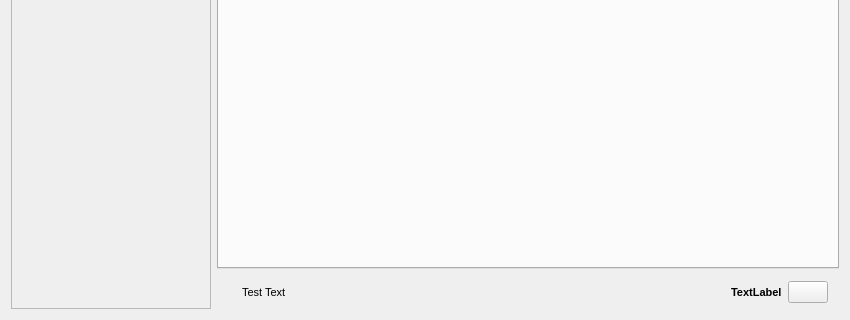
Old version of the form nitrokeyapp/ui/mainwindow.ui in the repository Nitrokey/nitrokey-app2; both pictures show x 0 to 850 and y 230 to 550 of the 850 by 550 pixel window.
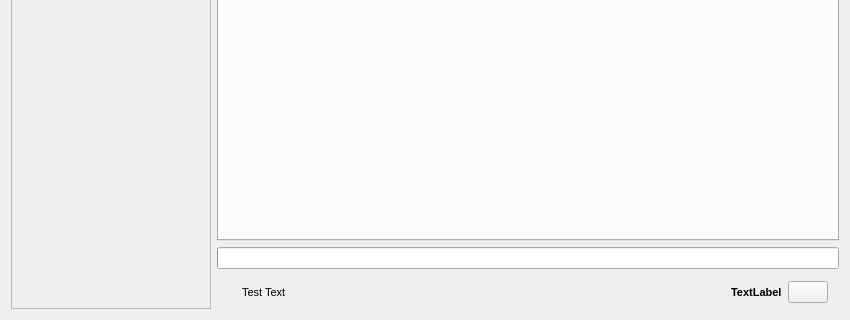
New version of the form. Icons and pictures are not drawn.

```diff
--- a/nitrokeyapp/ui/mainwindow.ui
+++ b/nitrokeyapp/ui/mainwindow.ui
@@ -54,7 +54,7 @@
     <string notr="true"/>
    </property>
    <layout class="QGridLayout" name="gridLayout_2">
-    <item row="1" column="1">
+    <item row="2" column="1">
      <widget class="QFrame" name="information_frame">
       <property name="sizePolicy">
        <sizepolicy hsizetype="Expanding" vsizetype="Preferred">
@@ -179,7 +179,7 @@
       </layout>
      </widget>
     </item>
-    <item row="0" column="0" rowspan="2" alignment="Qt::AlignHCenter">
+    <item row="0" column="0" rowspan="3" alignment="Qt::AlignHCenter">
      <widget class="QFrame" name="vertical_navigation">
       <property name="sizePolicy">
        <sizepolicy hsizetype="Fixed" vsizetype="Preferred">
@@ -527,6 +527,19 @@
       </layout>
      </widget>
     </item>
+    <item row="1" column="1">
+     <widget class="QProgressBar" name="progress_bar">
+      <property name="value">
+       <number>0</number>
+      </property>
+      <property name="textVisible">
+       <bool>true</bool>
+      </property>
+      <property name="format">
+       <string/>
+      </property>
+     </widget>
+    </item>
    </layout>
   </widget>
  </widget>
```
